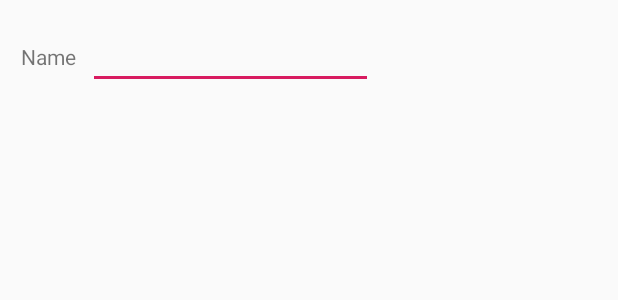
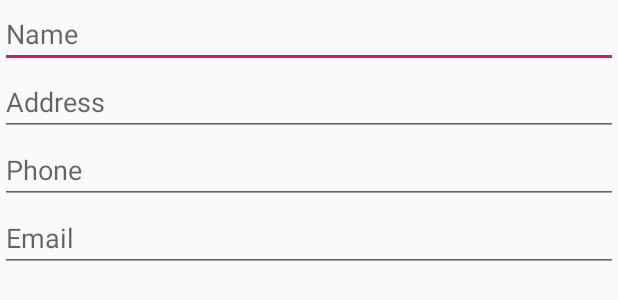
Before and after one commit to allanlin16/Sanal, an Android app: the layout add_client.xml on its own in the app's theme, with its tools: preview values and no code run, on a phone screen of 412 x 824 dp. Shown: the top 300 px of the screen. Run offline under Robolectric (Android 15) with nearby library versions, the light colour scheme and no system bars.

Commit message:
#4: add alert box to client screen for adding clients to the client list

```diff
--- a/app/src/main/res/layout/activity_main.xml
+++ b/app/src/main/res/layout/activity_main.xml
@@ -32,7 +32,7 @@
         android:layout_height="wrap_content">
 
     <com.google.android.material.floatingactionbutton.FloatingActionButton
-        android:id="@+id/floatingActionButton"
+        android:id="@+id/addClientFab"
         android:layout_width="wrap_content"
         android:layout_height="wrap_content"
         android:layout_alignParentRight="true"
--- a/app/src/main/res/layout/add_client.xml
+++ b/app/src/main/res/layout/add_client.xml
@@ -1,24 +1,69 @@
 <?xml version="1.0" encoding="utf-8"?>
-<GridLayout xmlns:android="http://schemas.android.com/apk/res/android"
+<LinearLayout xmlns:android="http://schemas.android.com/apk/res/android"
     android:layout_width="match_parent"
     android:layout_height="match_parent"
-    android:columnCount="2"
-    android:useDefaultMargins="true"
-    android:padding="10dp">
+    android:orientation="vertical"
+    android:id="@+id/addClient">
 
-    <!-- TODO: Update blank fragment layout -->
-    <TextView
-        android:text="Name"
-        android:layout_width="wrap_content"
-        android:layout_height="wrap_content"
-        android:id="@+id/addClientNameLabel"
-        android:layout_column="0" />
+    <LinearLayout
+        android:layout_width="match_parent"
+        android:layout_height="wrap_content">
 
-    <EditText
-        android:layout_width="190dp"
-        android:layout_height="wrap_content"
-        android:inputType="textPersonName"
-        android:id="@+id/addClientEditText"
-        android:layout_column="1" />
+        <EditText
+            android:layout_width="match_parent"
+            android:layout_height="wrap_content"
+            android:hint="Name"
+            android:id="@+id/addName">
 
-</GridLayout>
+        </EditText>
+
+
+    </LinearLayout>
+
+    <LinearLayout
+        android:layout_width="match_parent"
+        android:layout_height="wrap_content">
+
+        <EditText
+            android:layout_width="match_parent"
+            android:layout_height="wrap_content"
+            android:hint="Address"
+            android:id="@+id/addAddress">
+
+        </EditText>
+
+
+    </LinearLayout>
+
+    <LinearLayout
+        android:layout_width="match_parent"
+        android:layout_height="wrap_content">
+
+        <EditText
+            android:layout_width="match_parent"
+            android:layout_height="wrap_content"
+            android:hint="Phone"
+            android:id="@+id/addPhone">
+
+        </EditText>
+
+
+    </LinearLayout>
+
+    <LinearLayout
+        android:layout_width="match_parent"
+        android:layout_height="wrap_content">
+
+        <EditText
+            android:layout_width="match_parent"
+            android:layout_height="wrap_content"
+            android:hint="Email"
+            android:id="@+id/addEmail">
+
+        </EditText>
+
+
+    </LinearLayout>
+
+
+</LinearLayout>
```
Also changed, not shown: app/src/main/java/com/allanlin97gmail/sanal/MainActivity.java (+62 -2 lines).
